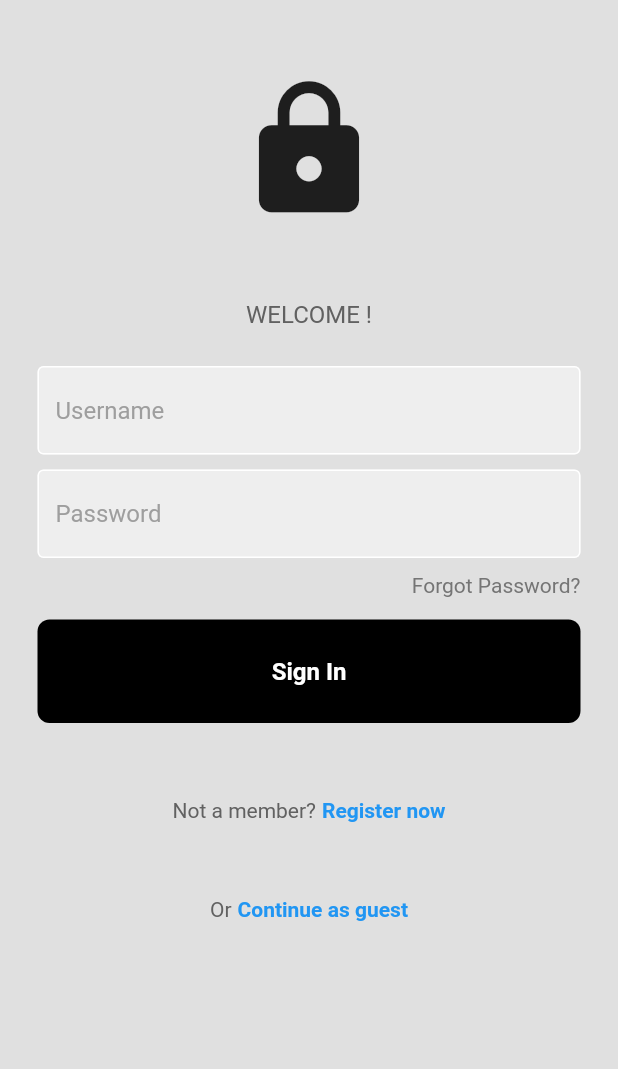
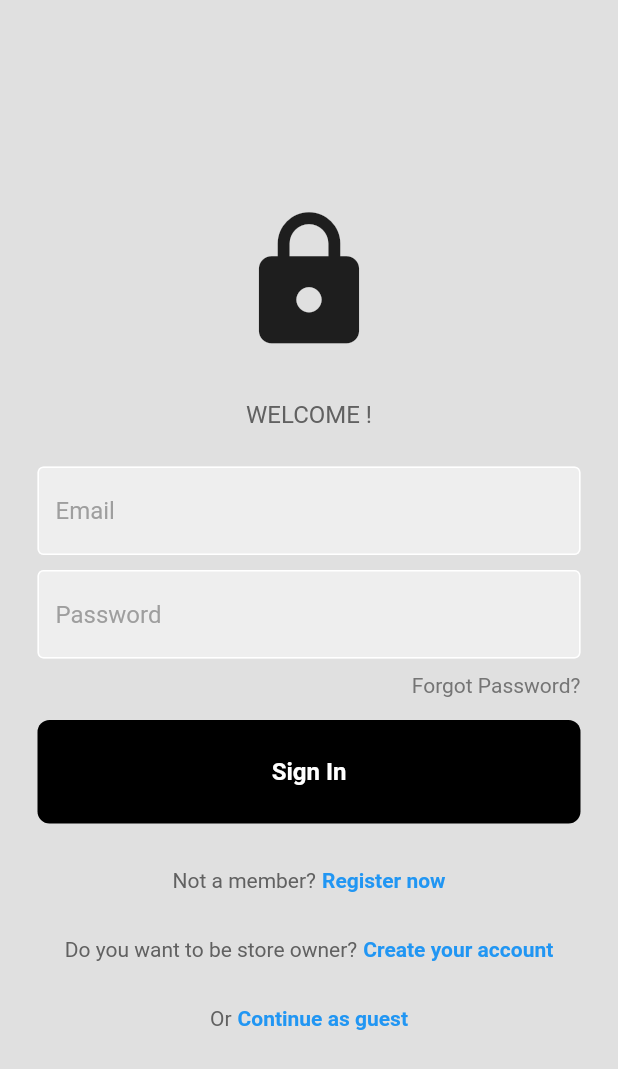
Before and after one commit to berratasdemir/CS476-576-E-Commerce-Program, a Flutter app: the LoginPage screen opened directly, on a phone screen of 412 x 824 dp. Shown: the top 1069 px of the screen. Run offline on Flutter 3.47's test engine with Material 2 defaults, Android fonts, the phone set to English and light mode, and no system bars; our stand-ins replace firebase_auth, firebase_core; accounts and stored records are empty; generated files the repository leaves out were written again.

```diff
--- a/lib/components/my_button.dart
+++ b/lib/components/my_button.dart
@@ -10,7 +10,6 @@ class MyButton extends StatelessWidget {
 
     return GestureDetector(
       onTap: onTap,
-
       child: Container(
         padding: const EdgeInsets.all(25),
         margin: const EdgeInsets.symmetric(horizontal: 25),
--- a/lib/pages/login_page.dart
+++ b/lib/pages/login_page.dart
@@ -1,15 +1,22 @@
 import 'package:flutter/material.dart';
 import 'package:untitled/components/my_button.dart';
 import 'package:untitled/components/my_textfield.dart';
+import 'package:firebase_auth/firebase_auth.dart';
+//import 'package:cloud_firestore/cloud_firestore.dart';
+
 
 class LoginPage extends StatelessWidget{
   LoginPage({super.key});
 
-  final usernameController = TextEditingController();
+  final emailController = TextEditingController();
   final passwordController = TextEditingController();
 
   //sign/login user in method
-  void signUserIn(){
+  void signUserIn()async{
+    await FirebaseAuth.instance.signInWithEmailAndPassword(
+        email: emailController.text,
+        password: passwordController.text,
+    );
 
   }
 
@@ -17,17 +24,20 @@ class LoginPage extends StatelessWidget{
   @override
   Widget build(BuildContext context){
     return Scaffold(
+        resizeToAvoidBottomInset: false,
       backgroundColor: Colors.grey[300],
       body: SafeArea(
         child: Center(
+
+          child: SingleChildScrollView(
             child: Column(
               children:  [
-               const SizedBox(height: 50),
+                 //const SizedBox(height: 10),
                 const Icon(
                 Icons.lock,
                 size: 100
               ),
-              const SizedBox(height: 50),
+                const SizedBox(height: 30),
                 //Welcome back, you've been missed!
                 Text('WELCOME !',
                     style: TextStyle(
@@ -40,8 +50,8 @@ class LoginPage extends StatelessWidget{
                 //username
 
                 MyTextField(
-                controller: usernameController,
-                hintText: 'Username',
+                  controller: emailController,
+                  hintText: 'Email',
                   obscureText: false,
                 ),
 
@@ -72,12 +82,13 @@ class LoginPage extends StatelessWidget{
 
                 const SizedBox(height: 15),
 
+                //sign in button
                 MyButton(onTap: signUserIn,),
 
 
-              const SizedBox(height: 50),
+                const SizedBox(height: 30),
 
-
+            //not member ?register now
                 Row(
                   mainAxisAlignment: MainAxisAlignment.center,
                   children: [
@@ -97,8 +108,32 @@ class LoginPage extends StatelessWidget{
                 ),
 
 
-              const SizedBox(height: 50),
+                const SizedBox(height: 30),
 
+                //or continue as guess
+                Row(
+                  mainAxisAlignment: MainAxisAlignment.center,
+                  children: [
+                    Text(
+                      'Do you want to be store owner?',
+                      style: TextStyle(color: Colors.grey[700]),
+                    ),
+                    const SizedBox(width: 4),
+                    const Text(
+                      'Create your account',
+                      style: TextStyle(
+                        color: Colors.blue,
+                        fontWeight: FontWeight.bold,
+                      ),
+                    ),
+                  ],
+                ),
+
+
+
+                const SizedBox(height: 30),
+
+                //or continue as guess
                 Row(
                   mainAxisAlignment: MainAxisAlignment.center,
                   children: [
@@ -118,18 +153,8 @@ class LoginPage extends StatelessWidget{
                 ),
 
 
-              //sign in button
-              //not member ?register now
-              //or continue as guess
-
-
-
-
-
-
-
-
             ],
+        ),
           ),
       )
     )
--- a/pubspec.yaml
+++ b/pubspec.yaml
@@ -35,6 +35,9 @@ dependencies:
   # The following adds the Cupertino Icons font to your application.
   # Use with the CupertinoIcons class for iOS style icons.
   cupertino_icons: ^1.0.2
+  firebase_core: ^2.8.0
+  firebase_auth: ^4.3.0
+  cloud_firestore: ^4.4.5
 
 dev_dependencies:
   flutter_test:
```
Also changed, not shown: lib/main.dart (+11 -4 lines), pubspec.lock, 3 other files. Lines whose indentation alone changed are shown as unchanged.
